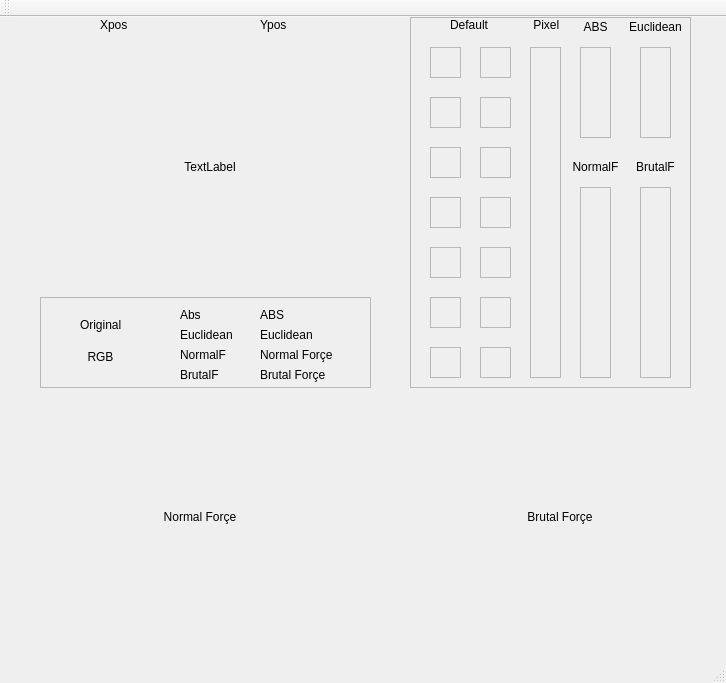
Old version of the form mainwindow.ui in the repository CarlosPena00/segmentation.
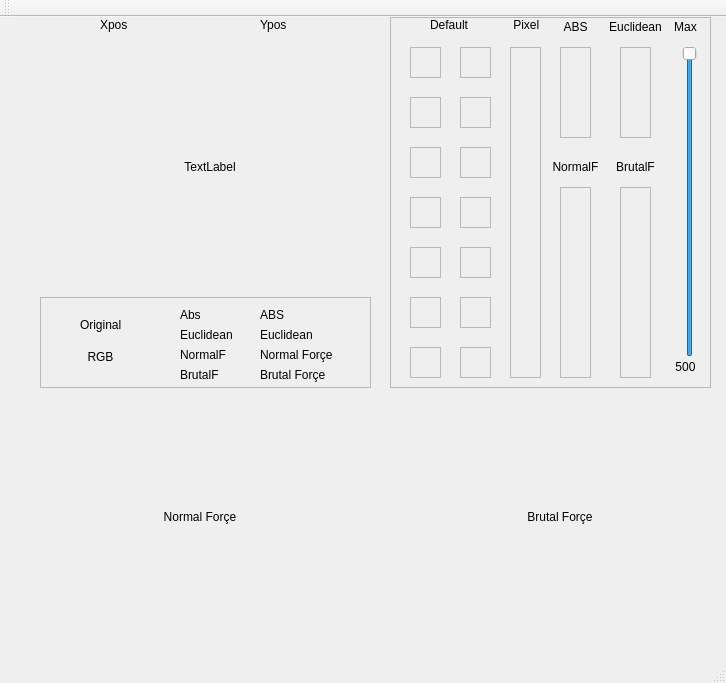
New version of the form.

Patch:
```diff
--- a/mainwindow.ui
+++ b/mainwindow.ui
@@ -36,9 +36,9 @@
    <widget class="QFrame" name="frame">
     <property name="geometry">
      <rect>
-      <x>410</x>
+      <x>390</x>
       <y>0</y>
-      <width>281</width>
+      <width>321</width>
       <height>371</height>
      </rect>
     </property>
@@ -442,6 +442,57 @@
       <enum>QFrame::Raised</enum>
      </property>
     </widget>
+    <widget class="QSlider" name="verticalSlider">
+     <property name="geometry">
+      <rect>
+       <x>290</x>
+       <y>29</y>
+       <width>20</width>
+       <height>311</height>
+      </rect>
+     </property>
+     <property name="maximum">
+      <number>500</number>
+     </property>
+     <property name="value">
+      <number>500</number>
+     </property>
+     <property name="orientation">
+      <enum>Qt::Vertical</enum>
+     </property>
+    </widget>
+    <widget class="QLabel" name="label_13">
+     <property name="geometry">
+      <rect>
+       <x>260</x>
+       <y>0</y>
+       <width>71</width>
+       <height>20</height>
+      </rect>
+     </property>
+     <property name="text">
+      <string>Max</string>
+     </property>
+     <property name="alignment">
+      <set>Qt::AlignCenter</set>
+     </property>
+    </widget>
+    <widget class="QLabel" name="labelValue">
+     <property name="geometry">
+      <rect>
+       <x>260</x>
+       <y>340</y>
+       <width>71</width>
+       <height>20</height>
+      </rect>
+     </property>
+     <property name="text">
+      <string>500</string>
+     </property>
+     <property name="alignment">
+      <set>Qt::AlignCenter</set>
+     </property>
+    </widget>
    </widget>
    <widget class="QLabel" name="Xpos">
     <property name="geometry">
```
